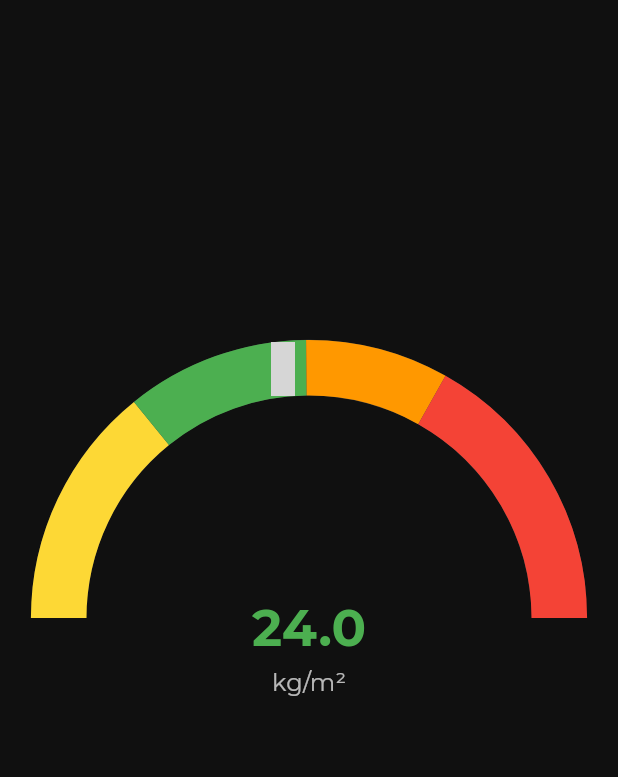
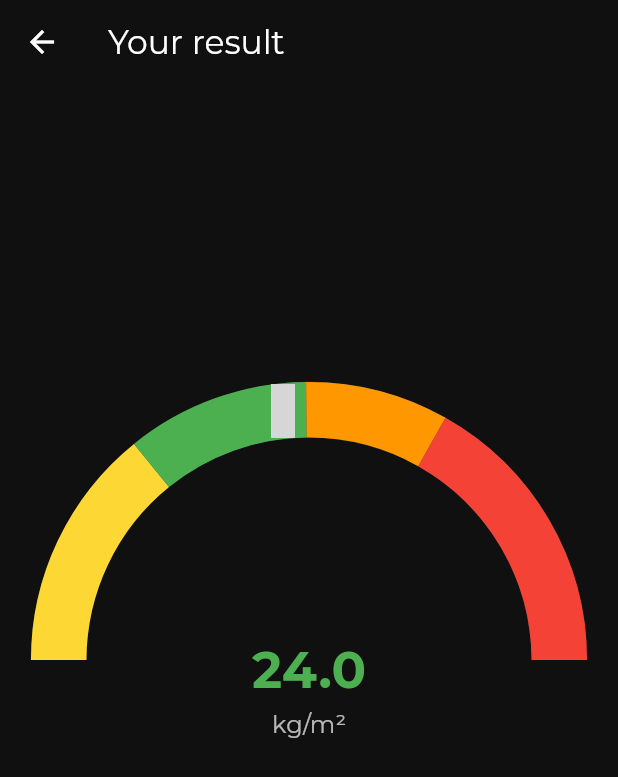
Before and after one commit to mayurpawar17/bmi-calculator-app, a Flutter app: the screen it shows after launch, after a tap on "Calculate", on a phone screen of 412 x 824 dp. Shown: the top 777 px of the screen. Run offline on Flutter 3.47's test engine with Material 3 defaults, Android fonts, the phone set to English and light mode, and no system bars; drawn by our look-alikes of syncfusion_flutter_gauges; our stand-ins replace flutter_font_icons, google_fonts, hexcolor; grey boxes are pictures that could not be loaded.

Commit message:
added slider and switch widgets

```diff
--- a/lib/main.dart
+++ b/lib/main.dart
@@ -2,6 +2,7 @@ import 'package:bmi_calculator_app/screens/input_page.dart';
 import 'package:bmi_calculator_app/screens/result_screen.dart';
 import 'package:bmi_calculator_app/widgets/bmi_gauge_range.dart';
 import 'package:flutter/material.dart';
+import 'package:google_fonts/google_fonts.dart';
 import 'package:hexcolor/hexcolor.dart';
 
 const primaryColor = '#101010';
@@ -18,6 +19,7 @@ class BMICalculator extends StatelessWidget {
     return MaterialApp(
       theme: ThemeData.light().copyWith(
         scaffoldBackgroundColor: HexColor(primaryColor),
+        textTheme: GoogleFonts.montserratTextTheme()
       ),
       debugShowCheckedModeBanner: false,
       home: InputPage(),
--- a/lib/screens/input_page.dart
+++ b/lib/screens/input_page.dart
@@ -2,14 +2,21 @@ import 'package:bmi_calculator_app/screens/result_screen.dart';
 import 'package:bmi_calculator_app/widgets/child_card.dart';
 import 'package:bmi_calculator_app/widgets/custom_button.dart';
 import 'package:bmi_calculator_app/widgets/custom_card.dart';
+import 'package:bmi_calculator_app/widgets/switch_widget.dart';
 import 'package:flutter/material.dart';
 import 'package:flutter_font_icons/flutter_font_icons.dart';
 import 'package:google_fonts/google_fonts.dart';
-import 'package:hexcolor/hexcolor.dart';
 
-const primaryColor = '#101010';
-const secondaryColor = '#3D3D3D';
-const buttonColor = '#7B62FF';
+import '../widgets/height_slider.dart';
+
+enum Gender { male, female }
+
+const primaryColor = Color(0xff101010);
+const secondaryColor = Color(0xff1E1E1E);
+const buttonColor = Color(0xff7B62FF);
+const activeCardColor = Color(0xff7B62FF);
+const activeCardColor2 = Color(0xff3240A1);
+const inactiveCardColor = Color(0xff1E1E1E);
 
 class InputPage extends StatefulWidget {
   const InputPage({super.key});
@@ -19,13 +26,7 @@ class InputPage extends StatefulWidget {
 }
 
 class _InputPageState extends State<InputPage> {
-  bool isSelect = false;
-
-  void selectGender() {
-    setState(() {
-      isSelect = true;
-    });
-  }
+  Gender? gender;
 
   @override
   Widget build(BuildContext context) {
@@ -40,7 +41,7 @@ class _InputPageState extends State<InputPage> {
             ),
           ),
         ),
-        backgroundColor: HexColor(primaryColor),
+        backgroundColor: primaryColor,
       ),
       body: Column(
         children: [
@@ -50,44 +51,80 @@ class _InputPageState extends State<InputPage> {
                 Expanded(
                   child: CustomCard(
                     ontap: () {
-                      selectGender();
+                      setState(() {
+                        gender = Gender.male;
+                      });
                     },
                     color:
-                        isSelect
-                            ? HexColor(buttonColor)
-                            : HexColor(secondaryColor),
-                    childCard: ChildCard(cardText: 'MALE', icon: Ionicons.male),
+                        gender == Gender.male
+                            ? activeCardColor2
+                            : inactiveCardColor,
+                    childCard: ChildCard(
+                      cardText: 'MALE',
+                      icon: Foundation.male,
+                    ),
                   ),
                 ),
                 Expanded(
                   child: CustomCard(
                     ontap: () {
-                      selectGender();
+                      setState(() {
+                        gender = Gender.female;
+                      });
                     },
                     color:
-                        isSelect
-                            ? HexColor(buttonColor)
-                            : HexColor(secondaryColor),
+                        gender == Gender.female
+                            ? activeCardColor2
+                            : inactiveCardColor,
                     childCard: ChildCard(
                       cardText: 'FEMALE',
-                      icon: Ionicons.female,
+                      icon: Foundation.female,
                     ),
                   ),
                 ),
               ],
             ),
           ),
-          Expanded(child: CustomCard(color: HexColor(secondaryColor))),
           Expanded(
             child: Row(
               children: [
-                Expanded(child: CustomCard(color: HexColor(secondaryColor))),
-                // Expanded(child: ReusableCard(color: HexColor(secondaryColor))),
+                Expanded(
+                  child: CustomCard(
+                    color: secondaryColor,
+                    childCard: Column(
+                      mainAxisAlignment: MainAxisAlignment.spaceEvenly,
+                      children: [
+                        Text('Height', style: TextStyle(color: Colors.white)),
+                        HeightUnitSwitch(),
+                        HeightSliderScreen(),
+                      ],
+                    ),
+                  ),
+                ),
+              ],
+            ),
+          ),
+          Expanded(
+            child: Row(
+              children: [
+                Expanded(
+                  child: CustomCard(
+                    color: secondaryColor,
+                    childCard: Column(
+                      mainAxisAlignment: MainAxisAlignment.spaceEvenly,
+                      children: [
+                        Text('Weight', style: TextStyle(color: Colors.white)),
+                       HeightSliderScreen()
+                      ],
+                    ),
+                  ),
+                ),
               ],
             ),
           ),
           CustomButton(
-            color: HexColor(buttonColor),
+            // color: buttonColor,
+            color: activeCardColor2,
             buttonText: 'Calculate',
             ontap: () {
               Navigator.push(
--- a/lib/screens/result_screen.dart
+++ b/lib/screens/result_screen.dart
@@ -1,5 +1,9 @@
 import 'package:bmi_calculator_app/widgets/bmi_gauge_range.dart';
 import 'package:flutter/material.dart';
+
+
+const primaryColor = Color(0xff101010);
+const secondaryColor = Color(0xff1E1E1E);
 
 class ResultScreen extends StatelessWidget {
   const ResultScreen({super.key});
@@ -7,6 +11,9 @@ class ResultScreen extends StatelessWidget {
   @override
   Widget build(BuildContext context) {
     return Scaffold(
+      appBar: AppBar(title: Text('Your result',style: TextStyle(color: Colors.white),), leading: IconButton(onPressed: (){}, icon: Icon(Icons.arrow_back,color: Colors.white,)),
+
+        backgroundColor: primaryColor,),
       body: Center(
         child: Hero(
             tag: 'range',
--- a/lib/widgets/bmi_gauge_range.dart
+++ b/lib/widgets/bmi_gauge_range.dart
@@ -1,4 +1,3 @@
-import 'package:flutter/cupertino.dart';
 import 'package:flutter/material.dart';
 import 'package:flutter_font_icons/flutter_font_icons.dart';
 import 'package:google_fonts/google_fonts.dart';
--- a/lib/widgets/child_card.dart
+++ b/lib/widgets/child_card.dart
@@ -17,7 +17,7 @@ class ChildCard extends StatelessWidget {
           SizedBox(height: 10),
           Text(
             cardText,
-            style: GoogleFonts.montserrat(fontSize: 20, color: Colors.white),
+            style: GoogleFonts.montserrat(fontSize: 16, color: Colors.white),
           ),
         ],
       ),
--- /dev/null
+++ b/lib/widgets/height_slider.dart
@@ -0,0 +1,42 @@
+import 'package:flutter/material.dart';
+
+const activeCardColor2 = Color(0xff3240A1);
+
+class HeightSliderScreen extends StatefulWidget {
+  const HeightSliderScreen({super.key});
+
+  @override
+  _HeightSliderScreenState createState() => _HeightSliderScreenState();
+}
+
+class _HeightSliderScreenState extends State<HeightSliderScreen> {
+  double _height = 170.0; // Default height in cm
+
+  @override
+  Widget build(BuildContext context) {
+    return Padding(
+      padding: EdgeInsets.symmetric(horizontal: 20),
+      child: Column(
+        children: [
+          Slider(
+            value: _height,
+            min: 100.0,
+            // Minimum height (100cm)
+            max: 250.0,
+            // Maximum height (250cm)
+            divisions: 150,
+            // Steps of 1cm (250-100=150 divisions)
+            // label: '${_height.round()} cm',
+            // Popup label
+            onChanged: (value) {
+              setState(() => _height = value);
+            },
+            activeColor: activeCardColor2,
+            inactiveColor: Colors.grey[300],
+          ),
+          Text('${_height.round()} cm' ,style: TextStyle(color: Colors.white),)
+        ],
+      ),
+    );
+  }
+}
--- /dev/null
+++ b/lib/widgets/switch_widget.dart
@@ -0,0 +1,106 @@
+// import 'package:flutter/material.dart';
+// const activeCardColor2 = Color(0xff3240A1);
+//
+// class HeightUnitSwitch extends StatefulWidget {
+//   const HeightUnitSwitch({super.key});
+//
+//   @override
+//   _HeightUnitSwitchState createState() => _HeightUnitSwitchState();
+// }
+//
+// class _HeightUnitSwitchState extends State<HeightUnitSwitch> {
+//   bool _isCm = true; // Default to cm
+//
+//   @override
+//   Widget build(BuildContext context) {
+//     return Row(
+//       mainAxisAlignment: MainAxisAlignment.center,
+//       children: [
+//         Text('cm', style: TextStyle(fontWeight: _isCm ? FontWeight.bold : null,color: Colors.white)),
+//         Switch(
+//           value: _isCm,
+//           inactiveThumbColor: activeCardColor2, // Color when "ft" is selected
+//           activeColor: activeCardColor2, // Color when "cm" is selected
+//           onChanged: (bool value) {
+//             setState(() => _isCm = value);
+//           },
+//         ),
+//         Text('ft', style: TextStyle(fontWeight: _isCm ? null : FontWeight.bold,color: Colors.white)),
+//       ],
+//     );
+//   }
+// }
+
+
+import 'package:flutter/material.dart';
+
+const activeCardColor2 = Color(0xff3240A1);
+const inactiveTextColor = Color(0xFFA0A3BD);
+
+class HeightUnitSwitch extends StatefulWidget {
+  const HeightUnitSwitch({super.key});
+
+  @override
+  _HeightUnitSwitchState createState() => _HeightUnitSwitchState();
+}
+
+class _HeightUnitSwitchState extends State<HeightUnitSwitch> {
+  bool _isCm = true;
+
+  @override
+  Widget build(BuildContext context) {
+    return Container(
+      decoration: BoxDecoration(
+        color: Colors.white.withOpacity(0.1),
+        borderRadius: BorderRadius.circular(30),
+      ),
+      padding: const EdgeInsets.all(4),
+      child: Row(
+        mainAxisSize: MainAxisSize.min,
+        children: [
+          // CM Option
+          GestureDetector(
+            onTap: () => setState(() => _isCm = true),
+            child: AnimatedContainer(
+              duration: const Duration(milliseconds: 300),
+              curve: Curves.easeInOut,
+              padding: const EdgeInsets.symmetric(horizontal: 16, vertical: 8),
+              decoration: BoxDecoration(
+                color: _isCm ? activeCardColor2 : Colors.transparent,
+                borderRadius: BorderRadius.circular(20),
+              ),
+              child: Text(
+                'cm',
+                style: TextStyle(
+                  color: _isCm ? Colors.white : inactiveTextColor,
+                  fontWeight: FontWeight.w600,
+                ),
+              ),
+            ),
+          ),
+
+          // FT Option
+          GestureDetector(
+            onTap: () => setState(() => _isCm = false),
+            child: AnimatedContainer(
+              duration: const Duration(milliseconds: 300),
+              curve: Curves.easeInOut,
+              padding: const EdgeInsets.symmetric(horizontal: 16, vertical: 8),
+              decoration: BoxDecoration(
+                color: !_isCm ? activeCardColor2 : Colors.transparent,
+                borderRadius: BorderRadius.circular(20),
+              ),
+              child: Text(
+                'ft',
+                style: TextStyle(
+                  color: !_isCm ? Colors.white : inactiveTextColor,
+                  fontWeight: FontWeight.w600,
+                ),
+              ),
+            ),
+          ),
+        ],
+      ),
+    );
+  }
+}
```
